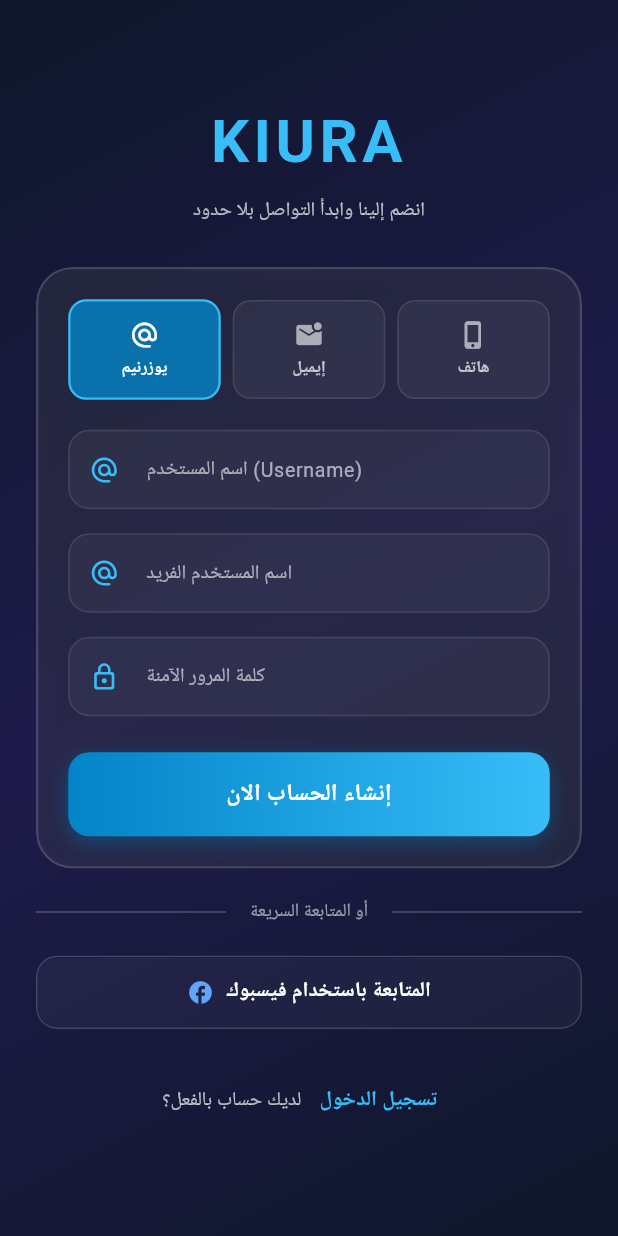
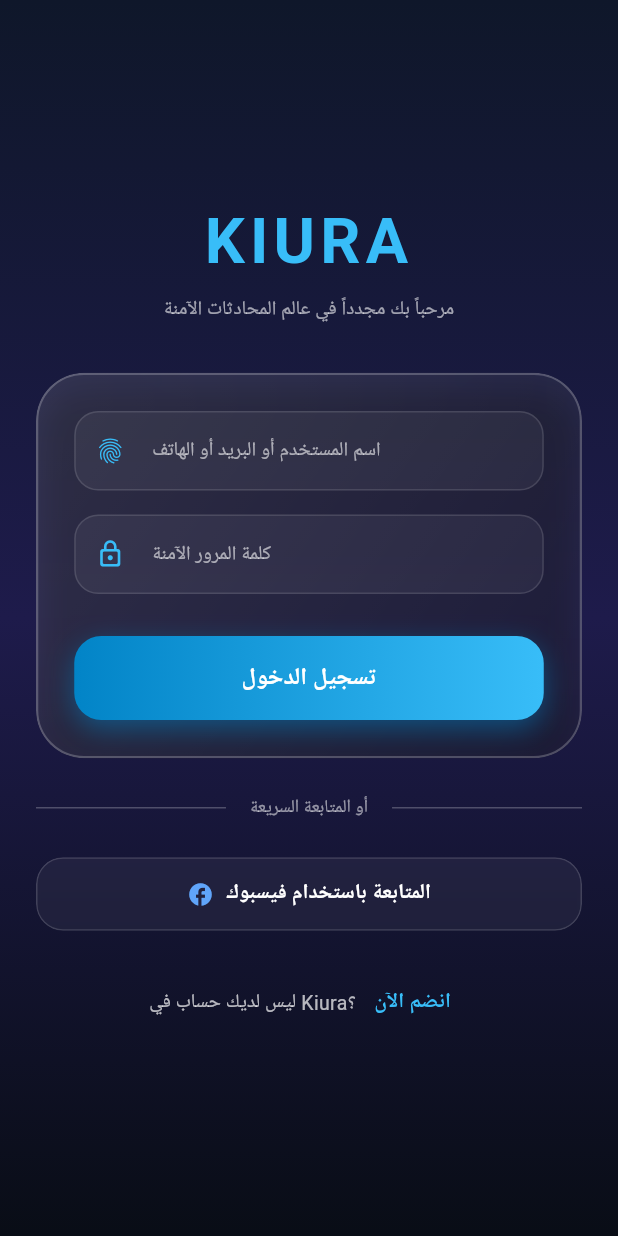
Before and after one commit to JOKERegy0/Chat_App, a Flutter app: the screen it shows after launch, on a phone screen of 412 x 824 dp. Run offline on Flutter 3.47's test engine with Material 3 defaults, Android fonts, the phone set to English and light mode, and no system bars; our stand-ins replace image_picker, sqflite, supabase_flutter; accounts and stored records are empty.

Commit message:
Refactor signup screen for improved UX and design

```diff
--- a/lib/views/signup_screen.dart
+++ b/lib/views/signup_screen.dart
@@ -1,8 +1,6 @@
 import 'dart:ui';
 import 'package:flutter/material.dart';
 import 'package:kiura/services/auth_service.dart';
-// استبدل السطر التالي بمسار شاشة المحادثات الفعلي عندك في المشروع لو اسم الملف مختلف
-// import 'package:kiura/views/chat_list_screen.dart';
 
 class SignupScreen extends StatefulWidget {
   const SignupScreen({super.key});
@@ -14,26 +12,14 @@
 class _SignupScreenState extends State<SignupScreen> {
   final AuthService _authService = AuthService();
 
-  bool _isLoginMode = false;
-  String _selectedMethod = 'username'; // 'username', 'email', 'phone'
+  bool _isLoginMode = true; // البدء بتسجيل الدخول كوضع افتراضي سلس
+  String _selectedMethod = 'username';
 
   final _usernameController = TextEditingController();
   final _identifierController = TextEditingController();
   final _passwordController = TextEditingController();
 
   bool _isLoading = false;
-
-  // الانتقال الفعلي والحقيقي لشاشة المحادثات بعد النجاح
-  void _navigateToChats() {
-    // لو اسم شاشة المحادثات عندك مختلف، قم بتعديل (ChatListScreen) بالاسم الصحيح
-    /*
-    Navigator.pushReplacement(
-      context,
-      MaterialPageRoute(builder: (_) => const ChatListScreen()),
-    );
-    */
-    _showToast('تم تسجيل الدخول بنجاح والانتقال للمحادثات! 🚀', Colors.green);
-  }
 
   Future<void> _handleSubmit() async {
     setState(() => _isLoading = true);
@@ -48,32 +34,20 @@
         } else {
           await _authService.signInWithUsername(username: identifier, password: password);
         }
-        _showToast('تم تسجيل الدخول بنجاح! 🚀', Colors.green);
-        _navigateToChats();
+        // التوجيه سيتم تلقائياً عبر main.dart بفضل الـ StreamBuilder
       } else {
         if (_selectedMethod == 'username') {
-          await _authService.signUpWithUsernameOnly(
-            username: username,
-            password: password,
-          );
+          await _authService.signUpWithUsernameOnly(username: username, password: password);
         } else if (_selectedMethod == 'email') {
-          await _authService.signUpWithEmail(
-            email: identifier,
-            password: password,
-            username: username,
-          );
+          await _authService.signUpWithEmail(email: identifier, password: password, username: username);
         } else if (_selectedMethod == 'phone') {
-          await _authService.signUpWithPhone(
-            phone: identifier,
-            password: password,
-            username: username.isEmpty ? null : username,
-          );
+          await _authService.signUpWithPhone(phone: identifier, password: password, username: username.isEmpty ? null : username);
         }
-        _showToast('تم إنشاء الحساب بنجاح! أهلاً بك في KIURA ✨', Colors.green);
-        _navigateToChats();
       }
     } catch (e) {
-      _showToast('خطأ: $e', Colors.redAccent);
+      ScaffoldMessenger.of(context).showSnackBar(
+        SnackBar(content: Text('خطأ: $e'), backgroundColor: Colors.redAccent),
+      );
     } finally {
       setState(() => _isLoading = false);
     }
@@ -83,18 +57,13 @@
     setState(() => _isLoading = true);
     try {
       await _authService.signInWithFacebook();
-      _navigateToChats();
     } catch (e) {
-      _showToast('خطأ في فيسبوك: $e', Colors.redAccent);
+      ScaffoldMessenger.of(context).showSnackBar(
+        SnackBar(content: Text('خطأ فيسبوك: $e'), backgroundColor: Colors.redAccent),
+      );
     } finally {
       setState(() => _isLoading = false);
     }
-  }
-
-  void _showToast(String message, Color color) {
-    ScaffoldMessenger.of(context).showSnackBar(
-      SnackBar(content: Text(message), backgroundColor: color, duration: const Duration(seconds: 3)),
-    );
   }
 
   @override
@@ -103,53 +72,65 @@
       body: Container(
         decoration: const BoxDecoration(
           gradient: LinearGradient(
-            colors: [Color(0xFF0F172A), Color(0xFF1E1B4B), Color(0xFF0F172A)],
-            begin: Alignment.topLeft,
-            end: Alignment.bottomRight,
+            colors: [Color(0xFF0F172A), Color(0xFF1E1B4B), Color(0xFF090D16)],
+            begin: Alignment.topCenter,
+            end: Alignment.bottomCenter,
           ),
         ),
         child: SafeArea(
           child: Center(
             child: SingleChildScrollView(
-              padding: const EdgeInsets.all(24.0),
+              padding: const EdgeInsets.symmetric(horizontal: 24.0, vertical: 16.0),
               child: Column(
                 mainAxisAlignment: MainAxisAlignment.center,
                 crossAxisAlignment: CrossAxisAlignment.stretch,
                 children: [
+                  // شعار التطبيق
                   const Text(
                     'KIURA',
                     textAlign: TextAlign.center,
                     style: TextStyle(
                       color: Color(0xFF38BDF8),
-                      fontSize: 40,
+                      fontSize: 42,
                       fontWeight: FontWeight.bold,
-                      letterSpacing: 3.0,
+                      letterSpacing: 3.5,
                     ),
                   ),
-                  const SizedBox(height: 8),
+                  const SizedBox(height: 6),
                   Text(
                     _isLoginMode ? 'مرحباً بك مجدداً في عالم المحادثات الآمنة' : 'انضم إلينا وابدأ التواصل بلا حدود',
                     textAlign: TextAlign.center,
-                    style: const TextStyle(color: Colors.white70, fontSize: 13),
+                    style: const TextStyle(color: Colors.white60, fontSize: 13),
                   ),
-                  const SizedBox(height: 28),
+                  const SizedBox(height: 32),
 
-                  // تأثير الزجاج السائل (Liquid Glassmorphism) الفاخر
+                  // كبسولة الزجاج السائل الكبرى (Liquid Glass Card)
                   ClipRRect(
-                    borderRadius: BorderRadius.circular(24),
+                    borderRadius: BorderRadius.circular(32),
                     child: BackdropFilter(
-                      filter: ImageFilter.blur(sigmaX: 20, sigmaY: 20),
+                      filter: ImageFilter.blur(sigmaX: 25, sigmaY: 25),
                       child: Container(
-                        padding: const EdgeInsets.all(20),
+                        padding: const EdgeInsets.all(24),
                         decoration: BoxDecoration(
-                          color: Colors.white.withOpacity(0.07),
-                          borderRadius: BorderRadius.circular(24),
-                          border: Border.all(color: Colors.white.withOpacity(0.15), width: 1.5),
+                          // تأثير الزجاج السائل العاكس (شفاف مع لمعة خفيفة وحواف بيضاء مضيئة)
+                          gradient: LinearGradient(
+                            colors: [
+                              Colors.white.withOpacity(0.12),
+                              Colors.white.withOpacity(0.04),
+                            ],
+                            begin: Alignment.topLeft,
+                            end: Alignment.bottomRight,
+                          ),
+                          borderRadius: BorderRadius.circular(32),
+                          border: Border.all(
+                            color: Colors.white.withOpacity(0.22),
+                            width: 1.5,
+                          ),
                           boxShadow: [
                             BoxShadow(
-                              color: Colors.black.withOpacity(0.2),
-                              blurRadius: 16,
-                              spreadRadius: 2,
+                              color: Colors.black.withOpacity(0.35),
+                              blurRadius: 20,
+                              offset: const Offset(0, 10),
                             ),
                           ],
                         ),
@@ -160,25 +141,25 @@
                               Row(
                                 mainAxisAlignment: MainAxisAlignment.center,
                                 children: [
-                                  _buildGlassTab('يوزرنيم', Icons.alternate_email_rounded, 'username'),
+                                  _buildLiquidTab('يوزرنيم', Icons.alternate_email_rounded, 'username'),
                                   const SizedBox(width: 8),
-                                  _buildGlassTab('إيميل', Icons.mark_email_unread_rounded, 'email'),
+                                  _buildLiquidTab('إيميل', Icons.mark_email_unread_rounded, 'email'),
                                   const SizedBox(width: 8),
-                                  _buildGlassTab('هاتف', Icons.phone_iphone_rounded, 'phone'),
+                                  _buildLiquidTab('هاتف', Icons.phone_iphone_rounded, 'phone'),
                                 ],
                               ),
                               const SizedBox(height: 20),
                             ],
 
                             if (!_isLoginMode && _selectedMethod != 'phone') ...[
-                              _buildGlassTextField(
+                              _buildLiquidTextField(
                                 controller: _usernameController,
                                 label: 'اسم المستخدم (Username)',
                                 icon: Icons.alternate_email_rounded,
                               ),
                               const SizedBox(height: 16),
                             ] else if (!_isLoginMode && _selectedMethod == 'phone') ...[
-                              _buildGlassTextField(
+                              _buildLiquidTextField(
                                 controller: _usernameController,
                                 label: 'اسم المستخدم (اختياري)',
                                 icon: Icons.person_outline_rounded,
@@ -186,40 +167,37 @@
                               const SizedBox(height: 16),
                             ],
 
-                            _buildGlassTextField(
+                            _buildLiquidTextField(
                               controller: _identifierController,
                               label: _isLoginMode
                                   ? 'اسم المستخدم أو البريد أو الهاتف'
-                                  : (_selectedMethod == 'email'
-                                      ? 'البريد الإلكتروني الحقيقي'
-                                      : (_selectedMethod == 'phone' ? 'رقم الهاتف' : 'اسم المستخدم الفريد')),
+                                  : (_selectedMethod == 'email' ? 'البريد الإلكتروني الحقيقي' : (_selectedMethod == 'phone' ? 'رقم الهاتف' : 'اسم المستخدم الفريد')),
                               icon: _isLoginMode
                                   ? Icons.fingerprint_rounded
-                                  : (_selectedMethod == 'email'
-                                      ? Icons.email_outlined
-                                      : (_selectedMethod == 'phone' ? Icons.phone_outlined : Icons.alternate_email_rounded)),
+                                  : (_selectedMethod == 'email' ? Icons.email_outlined : (_selectedMethod == 'phone' ? Icons.phone_outlined : Icons.alternate_email_rounded)),
                             ),
                             const SizedBox(height: 16),
 
-                            _buildGlassTextField(
+                            _buildLiquidTextField(
                               controller: _passwordController,
                               label: 'كلمة المرور الآمنة',
                               icon: Icons.lock_outline_rounded,
                               isPassword: true,
                             ),
-                            const SizedBox(height: 24),
+                            const SizedBox(height: 28),
 
+                            // زر التنفيذ السائل المتدرج
                             Container(
                               decoration: BoxDecoration(
                                 gradient: const LinearGradient(
                                   colors: [Color(0xFF0284C7), Color(0xFF38BDF8)],
                                 ),
-                                borderRadius: BorderRadius.circular(14),
+                                borderRadius: BorderRadius.circular(18),
                                 boxShadow: [
                                   BoxShadow(
-                                    color: const Color(0xFF0284C7).withOpacity(0.4),
-                                    blurRadius: 12,
-                                    offset: const Offset(0, 4),
+                                    color: const Color(0xFF0284C7).withOpacity(0.5),
+                                    blurRadius: 15,
+                                    offset: const Offset(0, 6),
                                   )
                                 ],
                               ),
@@ -230,7 +208,7 @@
                                   shadowColor: Colors.transparent,
                                   foregroundColor: Colors.white,
                                   padding: const EdgeInsets.symmetric(vertical: 16),
-                                  shape: RoundedRectangleBorder(borderRadius: BorderRadius.circular(14)),
+                                  shape: RoundedRectangleBorder(borderRadius: BorderRadius.circular(18)),
                                 ),
                                 child: _isLoading
                                     ? const SizedBox(
@@ -239,8 +217,8 @@
                                         child: CircularProgressIndicator(color: Colors.white, strokeWidth: 2),
                                       )
                                     : Text(
-                                        _isLoginMode ? 'تسجيل الدخول' : 'إنشاء الحساب الان',
-                                        style: const TextStyle(fontSize: 16, fontWeight: FontWeight.bold),
+                                        _isLoginMode ? 'تسجيل الدخول' : 'إنشاء الحساب الآن',
+                                        style: const TextStyle(fontSize: 16, fontWeight: FontWeight.bold, letterSpacing: 0.5),
                                       ),
                               ),
                             ),
@@ -249,8 +227,9 @@
                       ),
                     ),
                   ),
-                  const SizedBox(height: 20),
+                  const SizedBox(height: 24),
 
+                  // فاصل
                   Row(
                     children: [
                       const Expanded(child: Divider(color: Colors.white24)),
@@ -261,10 +240,11 @@
                       const Expanded(child: Divider(color: Colors.white24)),
                     ],
                   ),
-                  const SizedBox(height: 20),
+                  const SizedBox(height: 24),
 
+                  // زر فيسبوك بالزجاج السائل
                   ClipRRect(
-                    borderRadius: BorderRadius.circular(14),
+                    borderRadius: BorderRadius.circular(18),
                     child: BackdropFilter(
                       filter: ImageFilter.blur(sigmaX: 10, sigmaY: 10),
                       child: OutlinedButton.icon(
@@ -273,15 +253,16 @@
                         label: const Text('المتابعة باستخدام فيسبوك', style: TextStyle(color: Colors.white, fontWeight: FontWeight.w600)),
                         style: OutlinedButton.styleFrom(
                           padding: const EdgeInsets.symmetric(vertical: 14),
-                          backgroundColor: Colors.white.withOpacity(0.04),
+                          backgroundColor: Colors.white.withOpacity(0.05),
                           side: BorderSide(color: Colors.white.withOpacity(0.15)),
-                          shape: RoundedRectangleBorder(borderRadius: BorderRadius.circular(14)),
+                          shape: RoundedRectangleBorder(borderRadius: BorderRadius.circular(18)),
                         ),
                       ),
                     ),
                   ),
                   const SizedBox(height: 24),
 
+                  // زر التبديل بين الدخول وإنشاء حساب
                   Row(
                     mainAxisAlignment: MainAxisAlignment.center,
                     children: [
@@ -311,7 +292,8 @@
     );
   }
 
-  Widget _buildGlassTab(String title, IconData icon, String method) {
+  // تبويب سائل يعكس أسلوب الكبسولات الزجاجية
+  Widget _buildLiquidTab(String title, IconData icon, String method) {
     bool isSelected = _selectedMethod == method;
     return Expanded(
       child: GestureDetector(
@@ -320,12 +302,15 @@
           duration: const Duration(milliseconds: 250),
           padding: const EdgeInsets.symmetric(vertical: 12, horizontal: 4),
           decoration: BoxDecoration(
-            color: isSelected ? const Color(0xFF0284C7).withOpacity(0.8) : Colors.white.withOpacity(0.05),
-            borderRadius: BorderRadius.circular(12),
+            color: isSelected ? const Color(0xFF0284C7).withOpacity(0.85) : Colors.white.withOpacity(0.06),
+            borderRadius: BorderRadius.circular(16),
             border: Border.all(
-              color: isSelected ? const Color(0xFF38BDF8) : Colors.white.withOpacity(0.1),
+              color: isSelected ? const Color(0xFF38BDF8) : Colors.white.withOpacity(0.12),
               width: isSelected ? 1.5 : 1,
             ),
+            boxShadow: isSelected
+                ? [BoxShadow(color: const Color(0xFF0284C7).withOpacity(0.4), blurRadius: 10, offset: const Offset(0, 3))]
+                : [],
           ),
           child: Column(
             mainAxisSize: MainAxisSize.min,
@@ -347,7 +332,8 @@
     );
   }
 
-  Widget _buildGlassTextField({
+  // حقل إدخال زجاجي سائل متطور
+  Widget _buildLiquidTextField({
     required TextEditingController controller,
     required String label,
     required IconData icon,
@@ -362,17 +348,17 @@
         labelStyle: const TextStyle(color: Colors.white60, fontSize: 13),
         prefixIcon: Icon(icon, color: const Color(0xFF38BDF8), size: 20),
         filled: true,
-        fillColor: Colors.white.withOpacity(0.04),
+        fillColor: Colors.white.withOpacity(0.05),
         border: OutlineInputBorder(
-          borderRadius: BorderRadius.circular(14),
-          borderSide: BorderSide(color: Colors.white.withOpacity(0.1)),
+          borderRadius: BorderRadius.circular(16),
+          borderSide: BorderSide(color: Colors.white.withOpacity(0.12)),
         ),
         enabledBorder: OutlineInputBorder(
-          borderRadius: BorderRadius.circular(14),
-          borderSide: BorderSide(color: Colors.white.withOpacity(0.1)),
+          borderRadius: BorderRadius.circular(16),
+          borderSide: BorderSide(color: Colors.white.withOpacity(0.12)),
         ),
         focusedBorder: OutlineInputBorder(
-          borderRadius: BorderRadius.circular(14),
+          borderRadius: BorderRadius.circular(16),
           borderSide: const BorderSide(color: Color(0xFF38BDF8), width: 1.5),
         ),
       ),
```
